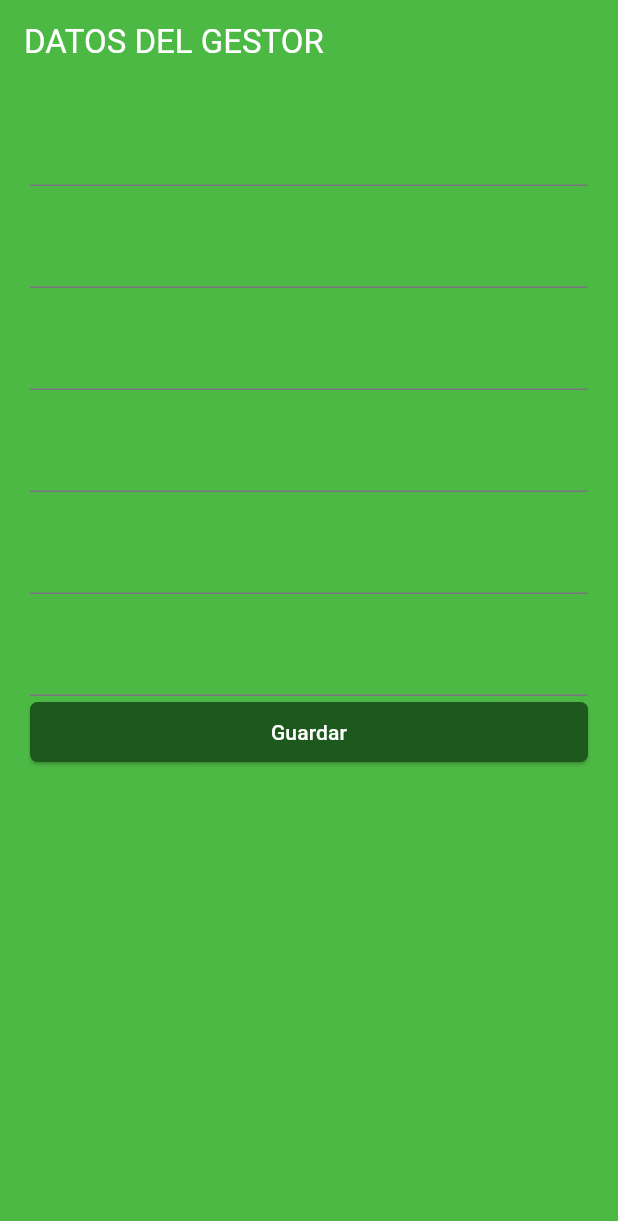
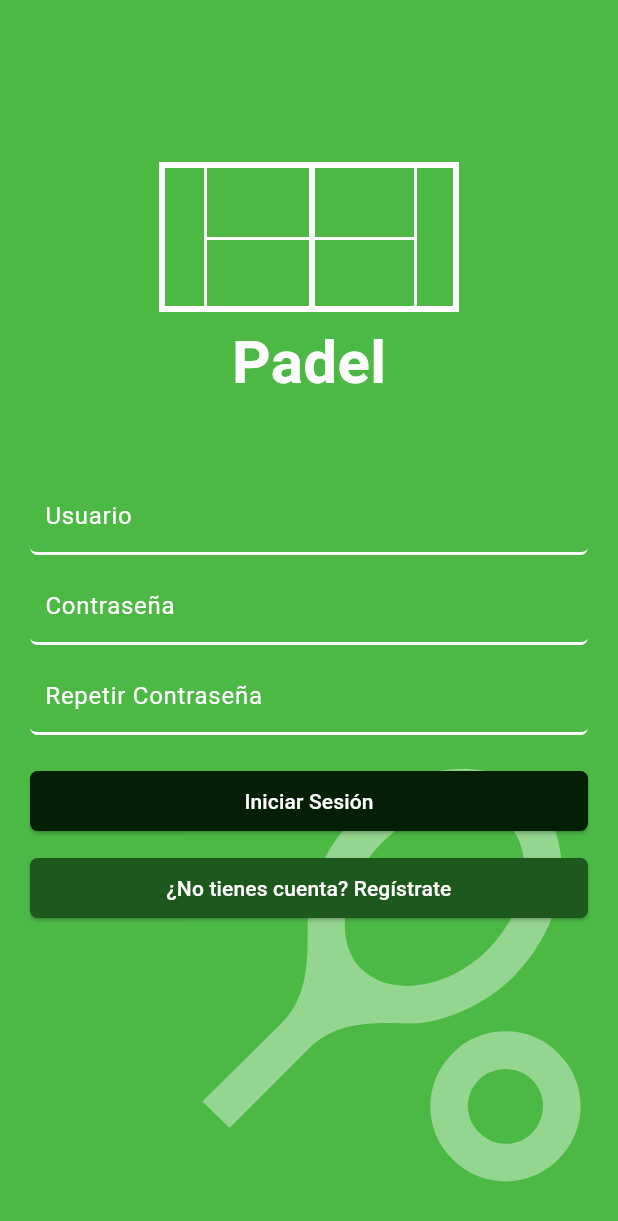
Before and after one commit to ManuLazaro/padel_proyecto, a Flutter app: the screen it shows after launch, on a phone screen of 412 x 824 dp. Shown: the top 1221 px of the screen. Run offline on Flutter 3.47's test engine with Material 3 defaults, Android fonts, the light colour scheme and no system bars.

Commit message:
Pagina de inicio de sesion, logo de padel y botones

```diff
--- a/lib/main.dart
+++ b/lib/main.dart
@@ -2,6 +2,8 @@ import 'package:flutter/material.dart';
 import 'package:padel_proyecto/paginas/pagina_principal.dart';
 
 import 'paginas/pagina_crear_gestor.dart';
+import 'paginas/pagina_inicio_sesion.dart';
+
 
 void main() {
   runApp(const MyApp());
@@ -17,7 +19,7 @@ class MyApp extends StatelessWidget {
       title: 'Flutter Demo',
       theme: ThemeData(
       ),
-      home: const PaginaCrearGestor(),
+      home: const PaginaInicioSesion(),
     );
   }
 }
--- a/lib/paginas/pagina_crear_gestor.dart
+++ b/lib/paginas/pagina_crear_gestor.dart
@@ -15,6 +15,8 @@ class PaginaCrearGestor extends StatefulWidget {
 }
 
 class _PaginaCrearGestorState extends State<PaginaCrearGestor> {
+  String botonRegistro = 'Registrarse ahora';
+  Color colorVerde = Color.fromARGB(255, 29, 88, 29);
   @override
   Widget build(BuildContext context) {
     return Scaffold(
@@ -48,7 +50,7 @@ class _PaginaCrearGestorState extends State<PaginaCrearGestor> {
             TextField(obscureText: true),
             SizedBox(height: 20.0),
             TextField(obscureText: true),
-            botonLargo(),
+            botonLargo(nombre: botonRegistro,color: colorVerde,),
           ],
         ),
       ),
--- a/lib/paginas/pagina_crear_jugador.dart
+++ b/lib/paginas/pagina_crear_jugador.dart
@@ -13,6 +13,8 @@ class PaginaCrearJugador extends StatefulWidget {
 class _PaginaCrearJugadorState extends State<PaginaCrearJugador> {
    @override
   Widget build(BuildContext context) {
+    String botonInicio = 'Iniciar sesion';
+    Color colorVerde = Color.fromARGB(255, 29, 88, 29);
     return Scaffold(
       appBar: AppBar(
         title: Text(
@@ -44,7 +46,7 @@ class _PaginaCrearJugadorState extends State<PaginaCrearJugador> {
             TextField(obscureText: true),
             SizedBox(height: 20.0),
             TextField(obscureText: true),
-            botonLargo(),
+            botonLargo(nombre: botonInicio, color: colorVerde,),
           ],
         ),
       ),
--- /dev/null
+++ b/lib/paginas/pagina_inicio_sesion.dart
@@ -0,0 +1,81 @@
+import 'package:flutter/cupertino.dart';
+import 'package:flutter/material.dart';
+
+import '../widgets/boton_largo.dart';
+import '../widgets/logo.dart';
+import '../widgets/text_field.dart';
+
+class PaginaInicioSesion extends StatefulWidget {
+  const PaginaInicioSesion({Key? key}) : super(key: key);
+
+  @override
+  State<PaginaInicioSesion> createState() => _PaginaInicioSesionState();
+}
+
+class _PaginaInicioSesionState extends State<PaginaInicioSesion> {
+  @override
+  Widget build(BuildContext context) {
+    String texto = 'Usuario';
+    String botonInicio = 'Iniciar Sesión';
+    String botonRegistro = '¿No tienes cuenta? Regístrate';
+    Color colorVerde = Color.fromARGB(255, 4, 31, 4);
+    Color colorBlanco = Color.fromARGB(255, 29, 88, 29);
+
+    return Scaffold(
+      body: Stack(
+        children: [
+          Container(
+            color: Color.fromARGB(255, 77, 185, 69), // fondo
+          ),
+          const Positioned( // icono de la raqueta
+            top: 500.0,
+            right: 0.0,
+            child: Opacity(
+              opacity: 0.4,
+              child: Icon(
+                Icons.sports_tennis,
+                size: 300.0,
+                color: Colors.white,
+              ),
+            ),
+          ),
+          Center(
+            child: Column( // columna con el titulo, los textField y los botones
+              mainAxisAlignment: MainAxisAlignment.center,
+              children: [
+                PistaPadel(), // logo
+                SizedBox(height: 5.0),
+                Text(
+                  'Padel',
+                  style: TextStyle(
+                    fontSize: 40.0,
+                    fontWeight: FontWeight.bold,
+                    color: Colors.white,
+                  ),
+                ),
+                SizedBox(height: 50.0),
+                Container(
+                 padding: EdgeInsets.symmetric(horizontal: 20.0),
+                  child: Column(
+                   children: [
+                      textField(texto, texto: 'Usuario',),
+                      SizedBox(height: 10.0),
+                      textField(texto, texto: 'Contraseña',ocultarTexto: true),
+                      SizedBox(height: 10.0),
+                      textField(texto, texto: 'Repetir Contraseña',ocultarTexto: true),
+                      SizedBox(height: 20.0),
+                      botonLargo(nombre: botonInicio, color: colorVerde,),
+                      SizedBox(height: 10.0),
+                      botonLargo(nombre: botonRegistro, color: colorBlanco,)
+                    ],
+                  ),
+                ),
+                SizedBox(height: 100.0),
+              ],
+            ),
+          ),
+        ],
+      ),
+    );
+  }
+}
--- a/lib/paginas/pagina_registrarse.dart
+++ /dev/null
@@ -1,45 +0,0 @@
-import 'package:flutter/cupertino.dart';
-import 'package:flutter/material.dart';
-
-import '../widgets/boton_largo.dart';
-import '../widgets/text_field.dart';
-
-class PaginaRegistrarse extends StatefulWidget {
-  const PaginaRegistrarse({super.key});
-
-  @override
-  State<PaginaRegistrarse> createState() => _PaginaRegistrarseState();
-}
-
-class _PaginaRegistrarseState extends State<PaginaRegistrarse> {
-   @override
-  Widget build(BuildContext context) {
-    return Scaffold(
-      appBar: AppBar(
-        title: Text(
-          'REGISTRARSE',
-          style: TextStyle(
-            color: const Color.fromARGB(255, 255, 255, 255),
-          ),
-        ),
-        flexibleSpace: Container(
-          decoration: BoxDecoration(
-            color: Color.fromARGB(255, 77, 185, 69),
-          ),
-        ),
-      ),
-      body: Container(
-        color: Color.fromARGB(255, 77, 185, 69),
-        padding: EdgeInsets.all(20.0),
-        child: Column(
-          mainAxisAlignment: MainAxisAlignment.center,
-          children: [
-           textField(),
-            SizedBox(height: 20.0),
-            botonLargo(),
-          ],
-        ),
-      ),
-    );
-  }
-}
--- a/lib/widgets/boton_largo.dart
+++ b/lib/widgets/boton_largo.dart
@@ -4,14 +4,18 @@ import 'package:flutter/material.dart';
 class botonLargo extends StatelessWidget {
   const botonLargo({
     super.key,
+    required this.nombre,
+    required this.color,
   });
 
+  final String nombre;
+  final Color color;
   @override
   Widget build(BuildContext context) {
     return ElevatedButton( // boton estandar de la aplicacion
      onPressed: () {},
      style: ElevatedButton.styleFrom(
-       backgroundColor: Color.fromARGB(255, 29, 88, 29),
+       backgroundColor: color,
        shape: RoundedRectangleBorder( // forma de rectangulo
          borderRadius: BorderRadius.circular(5.0),
        ),
@@ -19,7 +23,7 @@ class botonLargo extends StatelessWidget {
      child: SizedBox( // una caja dentro para darle forma
        width: double.infinity,// ocuoa todo lo ancho
        child: Text(
-         'Guardar',
+         nombre,
          textAlign: TextAlign.center,
          style: TextStyle(
            color: Colors.white,
--- /dev/null
+++ b/lib/widgets/logo.dart
@@ -0,0 +1,97 @@
+import 'package:flutter/material.dart';
+
+class PistaPadel extends StatelessWidget {
+  @override
+  Widget build(BuildContext context) {
+    return Center(
+      child: Container(
+        width: 200, // Nuevo ancho de la pista
+        height: 100, // Nuevo alto de la pista
+        child: Stack(
+          children: [
+            // Línea de arriba
+            Positioned(
+              left: 0,
+              right: 0,
+              top: 0,
+              child: Container(
+                height: 4,
+                color: Colors.white,
+              ),
+            ),
+            // Línea de abajo
+            Positioned(
+              left: 0,
+              right: 0,
+              bottom: 0,
+              child: Container(
+                height: 4,
+                color: Colors.white,
+              ),
+            ),
+            // Línea izquierda
+            Positioned(
+              left: 0,
+              top: 0,
+              bottom: 0,
+              child: Container(
+                width: 4,
+                color: Colors.white,
+              ),
+            ),
+            // Línea derecha
+            Positioned(
+              right: 0,
+              top: 0,
+              bottom: 0,
+              child: Container(
+                width: 4,
+                color: Colors.white,
+              ),
+            ),
+            // Línea del centro
+            Positioned(
+              left: 100,
+              top: 0,
+              bottom: 0,
+              child: Container(
+                width: 4,
+                color: Colors.white,
+              ),
+            ),
+            // Línea de dentro izquierda
+            Positioned(
+              left: 30,
+              top: 0,
+              bottom: 0,
+              child: Container(
+                width: 2,
+                color: Colors.white,
+              ),
+            ),
+            // Línea de dentro derecha
+            Positioned(
+              left: 170,
+              top: 0,
+              bottom: 0,
+              child: Container(
+                width: 2,
+                color: Colors.white,
+              ),
+            ),
+            // Línea del centro horizontal
+            Positioned(
+              left: 30,
+              right: 30,
+              top: 50,
+              child: Container(
+                height: 2,
+                color: Colors.white,
+              ),
+            ),
+          ],
+        ),
+      ),
+    );
+  }
+}
--- a/lib/widgets/text_field.dart
+++ b/lib/widgets/text_field.dart
@@ -3,9 +3,13 @@ import 'package:flutter/material.dart';
 
 
 class textField extends StatelessWidget {
-  const textField({
+  const textField(String nombre, {
     super.key,
+    required this.texto, //Lo que va escrito sobre el textField
+    this.ocultarTexto = false, // Para contraseñas
   });
+  final String texto;
+  final bool ocultarTexto;
 
   @override
   Widget build(BuildContext context) {
@@ -17,8 +21,9 @@ class textField extends StatelessWidget {
        ),
        child: TextField(
          style: TextStyle(color: Colors.black),
+         obscureText: ocultarTexto,
          decoration: InputDecoration(
-           hintText: 'Nombre',
+           hintText: texto,
            hintStyle: TextStyle(color: Colors.white),
            contentPadding: EdgeInsets.all(10.0),
            border: InputBorder.none,
```
Also changed, not shown: lib/widgets/cuadro_pistas.dart (+7 -1 lines).
